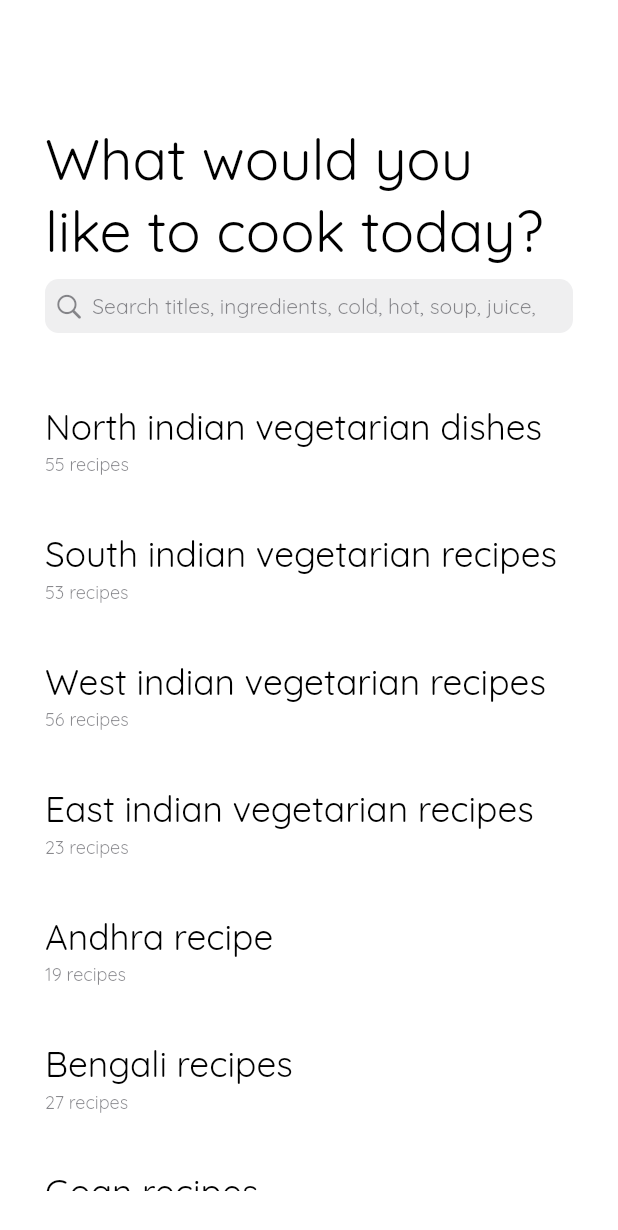
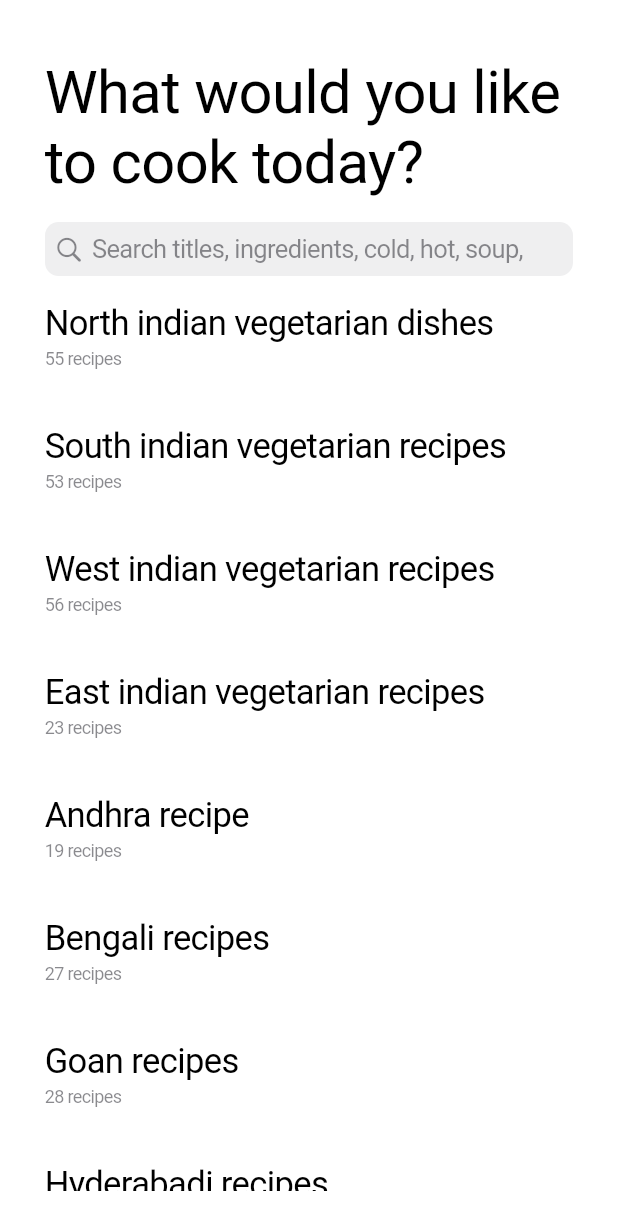
Before and after one commit to jovisai/recipes.jovis.ai, a Flutter app: the screen it shows after launch, on a phone screen of 412 x 824 dp. Shown: the top 1230 px of the screen. Run offline on Flutter 3.47's test engine with Material 2 defaults, Android fonts, the light colour scheme and no system bars; our stand-ins replace flutter_modular, flutter_riverpod, localstorage.

Commit message:
Misc improvments

```diff
--- a/lib/app.dart
+++ b/lib/app.dart
@@ -2,7 +2,6 @@ import 'package:flutter/cupertino.dart';
 import 'package:flutter_modular/flutter_modular.dart';
 import 'package:flutter_riverpod/flutter_riverpod.dart';
 import 'package:flutter/foundation.dart' show kIsWeb;
-import 'package:recipes_jovis_ai/core/helpers.dart';
 
 class AppEntry extends ConsumerWidget {
   const AppEntry({Key? key}) : super(key: key);
@@ -39,16 +38,10 @@ class MainApplication extends ConsumerWidget {
   Widget build(BuildContext context, WidgetRef ref) {
     return CupertinoApp.router(
       theme: const CupertinoThemeData(
-          primaryColor: CupertinoColors.black,
-          barBackgroundColor: CupertinoColors.white,
+          primaryColor: CupertinoColors.activeGreen,
           brightness: Brightness.light,
           textTheme: CupertinoTextThemeData(
-              textStyle: TextStyle(
-                  fontFamily: AppDefault.fontFamily,
-                  color: CupertinoColors.black),
-              navTitleTextStyle: TextStyle(
-                  fontFamily: AppDefault.fontFamily,
-                  fontWeight: FontWeight.bold))),
+              navTitleTextStyle: TextStyle(fontWeight: FontWeight.bold))),
       routeInformationParser: Modular.routeInformationParser,
       routerDelegate: Modular.routerDelegate,
       debugShowCheckedModeBanner: false,
--- a/lib/core/helpers.dart
+++ b/lib/core/helpers.dart
@@ -12,11 +12,12 @@ class Constants {
 }
 
 class AppDefault {
-  static const double xxFontSize = 38;
-  static const double xFontSize = xxFontSize / 1.618;
-  static const double mmFontSize = xFontSize / 1.618;
-  static const List<double> fontSizes = [14, 16, 18];
-
+  static const double xxFontSize = 39.81;
+  static const double xFontSize = 33.18;
+  static const double mmFontSize = 27.65;
+  static const double mFontSize = 23.04;
+  static const double ssFontSize = 19.20;
+  static const double sFontSize = 16.00;
   static const double sizeDown = 2;
   static const String fontFamily = 'Quicksand';
 }
--- a/lib/features/categories/categories.dart
+++ b/lib/features/categories/categories.dart
@@ -28,12 +28,9 @@ class CategoriesPage extends ConsumerWidget implements IPage {
   final _textSearchController = TextEditingController();
   @override
   Widget build(BuildContext context, WidgetRef ref) {
-    print("hello");
     var recipeCategories = ref.read(recipeCategoriesProvider);
     List<Recipe> recipes = ref.watch(searchResultsProvider);
     return CupertinoPageScaffold(
-        navigationBar: const CupertinoNavigationBar(
-            border: Border(bottom: BorderSide.none)),
         child: SafeArea(
             child: Padding(
                 padding: const EdgeInsets.all(30.0),
@@ -41,14 +38,14 @@ class CategoriesPage extends ConsumerWidget implements IPage {
                   crossAxisAlignment: CrossAxisAlignment.start,
                   children: [
                     const Padding(
-                      padding: EdgeInsets.only(top: 8.0),
+                      padding: EdgeInsets.only(top: 8.0, bottom: 8.0),
                       child: Text(
                         "What would you like to cook today?",
                         style: TextStyle(fontSize: AppDefault.xxFontSize),
                       ),
                     ),
                     Padding(
-                        padding: const EdgeInsets.only(top: 8.0, bottom: 38.0),
+                        padding: const EdgeInsets.only(top: 8.0, bottom: 8.0),
                         child: CupertinoSearchTextField(
                             controller: _textSearchController,
                             onChanged: (value) => _debouncer.run(() => ref
@@ -66,8 +63,7 @@ class CategoriesPage extends ConsumerWidget implements IPage {
                                   CupertinoListTile(
                                     onTap: () => Modular.to.navigate(
                                         PageConstant.recipes.replaceFirst(
-                                              ":id",
-                                              recipeCategories[index].id)),
+                                            ":id", recipeCategories[index].id)),
                                     padding: const EdgeInsets.only(
                                         left: 0, top: 10.0, bottom: 28),
                                     subtitle: Text(
@@ -75,8 +71,9 @@ class CategoriesPage extends ConsumerWidget implements IPage {
                                     title: Text(
                                       recipeCategories[index].name,
                                       style: const TextStyle(
-                                            fontSize: AppDefault.xFontSize),
-                                      )),
+                                          fontSize: AppDefault.mFontSize),
+                                    ),
+                                  ),
                                 ],
                               );
                             }),
```
Also changed, not shown: lib/core/widgets/navigation_back_button.dart (added, +27 -0 lines), lib/features/recipe/recipe_page.dart (+23 -26 lines), lib/features/recipes_list/recipes.dart (+10 -19 lines), pubspec.yaml (+14 -15 lines), assets/fonts/Quicksand-Bold.ttf (deleted), assets/fonts/Quicksand-Light.ttf (deleted), assets/fonts/Quicksand-Medium.ttf (deleted), assets/fonts/Quicksand-Regular.ttf (deleted), assets/fonts/Quicksand-SemiBold.ttf (deleted), 8 other files. Lines whose indentation alone changed are shown as unchanged.
